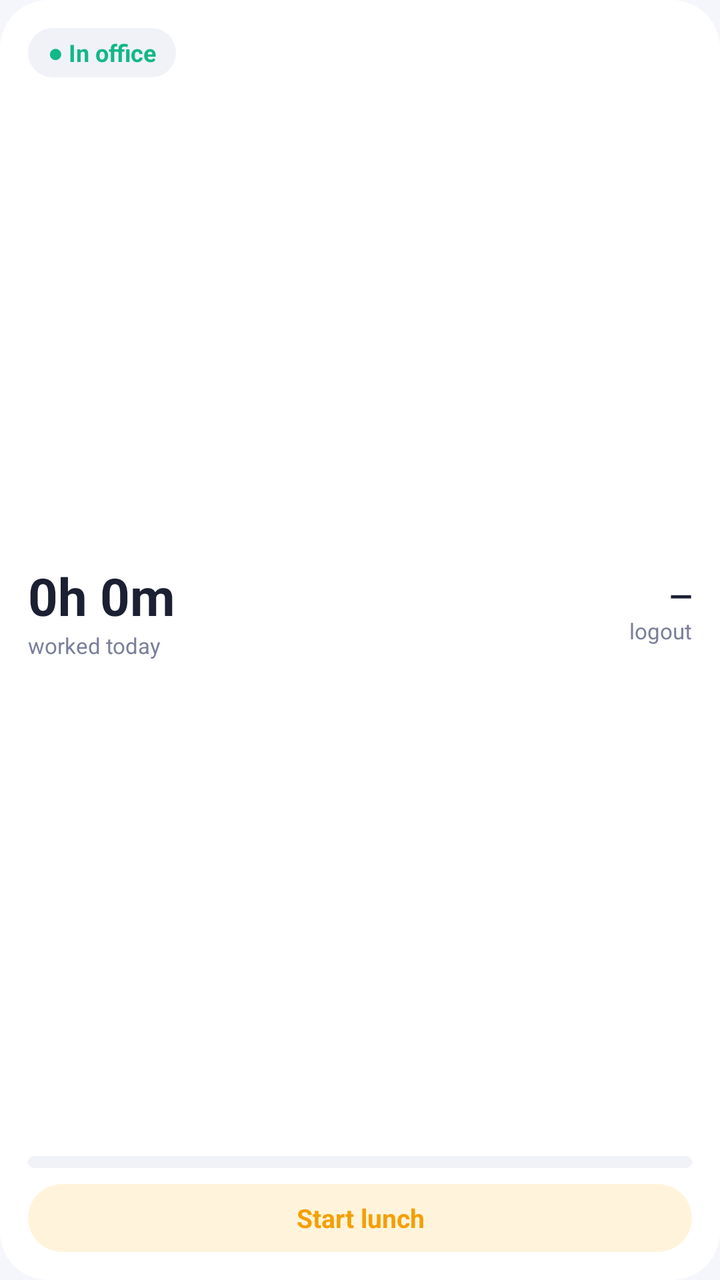
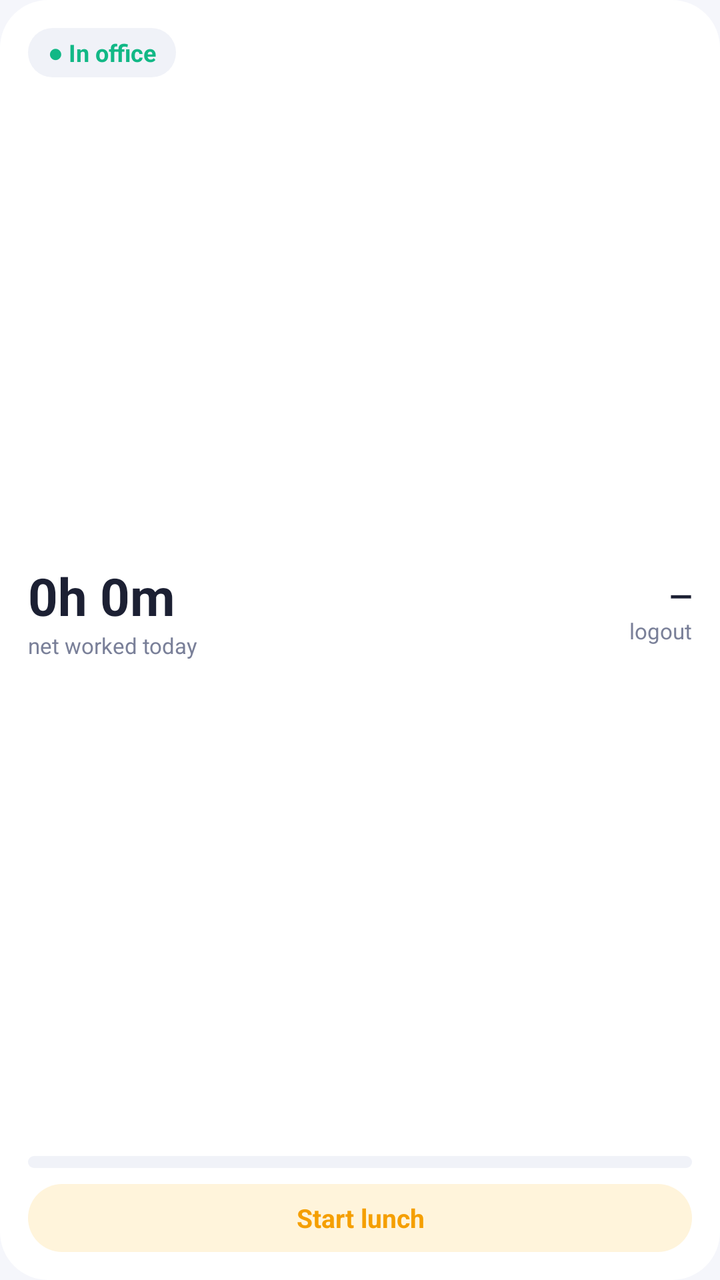

Screens rendered from an Android XML layout before and after an edit, with the pre-edit source and the edit as a unified diff.
<!-- AndroidManifest.xml: application theme Theme.AttendanceTracker -->
<!-- res/layout/widget_attendance.xml -->
<?xml version="1.0" encoding="utf-8"?>
<LinearLayout xmlns:android="http://schemas.android.com/apk/res/android"
    android:id="@+id/widget_root"
    android:layout_width="match_parent"
    android:layout_height="match_parent"
    android:background="@drawable/widget_bg"
    android:orientation="vertical"
    android:padding="14dp">

    <LinearLayout
        android:layout_width="match_parent"
        android:layout_height="wrap_content"
        android:gravity="center_vertical"
        android:orientation="horizontal">
        <TextView
            android:id="@+id/w_status"
            android:layout_width="wrap_content"
            android:layout_height="wrap_content"
            android:background="@drawable/widget_pill"
            android:paddingStart="10dp"
            android:paddingTop="4dp"
            android:paddingEnd="10dp"
            android:paddingBottom="4dp"
            android:text="● In office"
            android:textColor="#FF12B886"
            android:textSize="12sp"
            android:textStyle="bold" />
        <TextView
            android:id="@+id/w_since"
            android:layout_width="0dp"
            android:layout_height="wrap_content"
            android:layout_weight="1"
            android:gravity="end"
            android:text=""
            android:textColor="@color/widget_text2"
            android:textSize="11sp" />
    </LinearLayout>

    <LinearLayout
        android:layout_width="match_parent"
        android:layout_height="0dp"
        android:layout_weight="1"
        android:gravity="center_vertical"
        android:orientation="horizontal">
        <LinearLayout
            android:layout_width="0dp"
            android:layout_height="wrap_content"
            android:layout_weight="1"
            android:orientation="vertical">
            <TextView
                android:id="@+id/w_worked"
                android:layout_width="wrap_content"
                android:layout_height="wrap_content"
                android:text="0h 0m"
                android:textColor="@color/widget_text"
                android:textSize="26sp"
                android:textStyle="bold" />
            <TextView
                android:layout_width="wrap_content"
                android:layout_height="wrap_content"
                android:text="worked today"
                android:textColor="@color/widget_text2"
                android:textSize="11sp" />
        </LinearLayout>
        <LinearLayout
            android:layout_width="wrap_content"
            android:layout_height="wrap_content"
            android:gravity="end"
            android:orientation="vertical">
            <TextView
                android:id="@+id/w_logout"
                android:layout_width="wrap_content"
                android:layout_height="wrap_content"
                android:text="—"
                android:textColor="@color/widget_text"
                android:textSize="15sp"
                android:textStyle="bold" />
            <TextView
                android:id="@+id/w_logout_label"
                android:layout_width="wrap_content"
                android:layout_height="wrap_content"
                android:text="logout"
                android:textColor="@color/widget_text2"
                android:textSize="11sp" />
        </LinearLayout>
    </LinearLayout>

    <ProgressBar
        android:id="@+id/w_progress"
        style="@android:style/Widget.ProgressBar.Horizontal"
        android:layout_width="match_parent"
        android:layout_height="6dp"
        android:layout_marginTop="6dp"
        android:layout_marginBottom="8dp"
        android:max="100"
        android:progress="0"
        android:progressDrawable="@drawable/widget_progress" />

    <TextView
        android:id="@+id/w_lunch"
        android:layout_width="match_parent"
        android:layout_height="34dp"
        android:background="@drawable/widget_button"
        android:gravity="center"
        android:text="Start lunch"
        android:textColor="@color/widget_btn_text"
        android:textSize="13sp"
        android:textStyle="bold" />
</LinearLayout>
<!-- resources referenced by this layout -->
<resources>
  <color name="widget_btn_text">#FFF59F00</color>
  <color name="widget_text">#FF1C2033</color>
  <color name="widget_text2">#FF7A8099</color>
  <!-- drawable widget_bg (drawable) -->
  <shape xmlns:android="http://schemas.android.com/apk/res/android" android:shape="rectangle">
      <solid android:color="@color/widget_bg" />
      <corners android:radius="24dp" />
  </shape>
  <!-- drawable widget_button (drawable) -->
  <shape xmlns:android="http://schemas.android.com/apk/res/android" android:shape="rectangle">
      <solid android:color="@color/widget_btn" />
      <corners android:radius="99dp" />
  </shape>
  <!-- drawable widget_pill (drawable) -->
  <shape xmlns:android="http://schemas.android.com/apk/res/android" android:shape="rectangle">
      <solid android:color="@color/widget_muted" />
      <corners android:radius="99dp" />
  </shape>
  <!-- drawable widget_progress (drawable) -->
  <layer-list xmlns:android="http://schemas.android.com/apk/res/android">
      <item android:id="@android:id/background">
          <shape><corners android:radius="99dp" /><solid android:color="@color/widget_muted" /></shape>
      </item>
      <item android:id="@android:id/progress">
          <clip><shape><corners android:radius="99dp" /><solid android:color="#FF12B886" /></shape></clip>
      </item>
  </layer-list>
  <style name="Theme.AttendanceTracker" parent="android:Theme.Material.Light.NoActionBar">
          <item name="android:windowBackground">@color/bg</item>
      </style>
  <color name="widget_bg">#FFFFFFFF</color>
  <color name="widget_btn">#FFFFF4DB</color>
  <color name="widget_muted">#FFF0F2F8</color>
  <color name="bg">#F5F6FB</color>
</resources>

<!-- the commit's change to res/layout/widget_attendance.xml (unified diff, before → after) -->
@@ -58,7 +58,7 @@
             <TextView
                 android:layout_width="wrap_content"
                 android:layout_height="wrap_content"
-                android:text="worked today"
+                android:text="net worked today"
                 android:textColor="@color/widget_text2"
                 android:textSize="11sp" />
         </LinearLayout>
